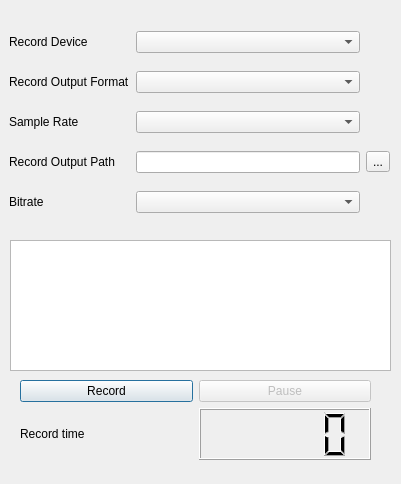
Before: the Qt Designer form windows/AudioRecorderWindow.ui in Erucolindo96/Native-Speaker, drawn with Qt 5.
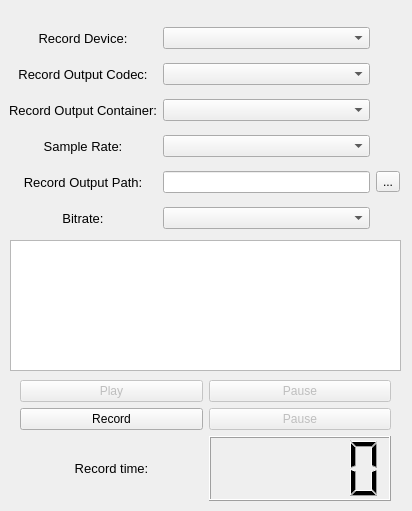
After: the same form once the commit is applied.

Commit message: Próba uniezależnienia AudioRecordera od wersji QT

The edit to the form file:
```diff
--- a/windows/AudioRecorderWindow.ui
+++ b/windows/AudioRecorderWindow.ui
@@ -6,8 +6,8 @@
    <rect>
     <x>0</x>
     <y>0</y>
-    <width>401</width>
-    <height>484</height>
+    <width>412</width>
+    <height>511</height>
    </rect>
   </property>
   <property name="windowTitle">
@@ -18,42 +18,74 @@
     <rect>
      <x>9</x>
      <y>19</y>
-     <width>381</width>
-     <height>211</height>
+     <width>391</width>
+     <height>224</height>
     </rect>
    </property>
    <layout class="QGridLayout" name="gridLayout">
-    <item row="2" column="1">
+    <item row="3" column="1">
      <widget class="QComboBox" name="comboBox_s_rate"/>
     </item>
-    <item row="3" column="0">
+    <item row="4" column="0">
      <widget class="QLabel" name="label_rec_path">
+      <property name="font">
+       <font>
+        <pointsize>10</pointsize>
+       </font>
+      </property>
       <property name="text">
-       <string>Record Output Path</string>
+       <string>Record Output Path:</string>
+      </property>
+      <property name="alignment">
+       <set>Qt::AlignCenter</set>
       </property>
      </widget>
     </item>
-    <item row="3" column="1">
+    <item row="4" column="1">
      <widget class="QLineEdit" name="lineEdit_rec_path"/>
     </item>
     <item row="0" column="0">
      <widget class="QLabel" name="label_device">
+      <property name="font">
+       <font>
+        <pointsize>10</pointsize>
+       </font>
+      </property>
       <property name="text">
-       <string>Record Device</string>
+       <string>Record Device:</string>
+      </property>
+      <property name="alignment">
+       <set>Qt::AlignCenter</set>
       </property>
      </widget>
     </item>
     <item row="1" column="0">
-     <widget class="QLabel" name="label_out_format">
+     <widget class="QLabel" name="label_out_codec">
+      <property name="font">
+       <font>
+        <pointsize>10</pointsize>
+       </font>
+      </property>
       <property name="text">
-       <string>Record Output Format</string>
+       <string>Record Output Codec:</string>
+      </property>
+      <property name="alignment">
+       <set>Qt::AlignCenter</set>
       </property>
      </widget>
     </item>
-    <item row="2" column="0">
+    <item row="3" column="0">
      <widget class="QLabel" name="label_s_rate">
+      <property name="font">
+       <font>
+        <pointsize>10</pointsize>
+       </font>
+      </property>
       <property name="text">
-       <string>Sample Rate</string>
+       <string>Sample Rate:</string>
+      </property>
+      <property name="alignment">
+       <set>Qt::AlignCenter</set>
       </property>
      </widget>
     </item>
@@ -63,23 +95,49 @@
     <item row="0" column="1">
      <widget class="QComboBox" name="comboBox_device"/>
     </item>
-    <item row="3" column="2">
+    <item row="4" column="2">
      <widget class="QToolButton" name="toolButton">
       <property name="text">
        <string>...</string>
       </property>
      </widget>
     </item>
-    <item row="4" column="0">
+    <item row="5" column="0">
      <widget class="QLabel" name="label_bitrate">
+      <property name="font">
+       <font>
+        <pointsize>10</pointsize>
+       </font>
+      </property>
       <property name="text">
-       <string>Bitrate</string>
+       <string>Bitrate:</string>
+      </property>
+      <property name="alignment">
+       <set>Qt::AlignCenter</set>
       </property>
      </widget>
     </item>
-    <item row="4" column="1">
+    <item row="5" column="1">
      <widget class="QComboBox" name="comboBox_bitrate"/>
     </item>
+    <item row="2" column="0">
+     <widget class="QLabel" name="label_out_container">
+      <property name="font">
+       <font>
+        <pointsize>10</pointsize>
+       </font>
+      </property>
+      <property name="text">
+       <string>Record Output Container:</string>
+      </property>
+      <property name="alignment">
+       <set>Qt::AlignCenter</set>
+      </property>
+     </widget>
+    </item>
+    <item row="2" column="1">
+     <widget class="QComboBox" name="comboBox_out_container"/>
+    </item>
    </layout>
   </widget>
   <widget class="QWidget" name="verticalLayoutWidget_3">
@@ -87,11 +145,38 @@
     <rect>
      <x>20</x>
      <y>380</y>
-     <width>351</width>
-     <height>80</height>
+     <width>371</width>
+     <height>121</height>
     </rect>
    </property>
    <layout class="QVBoxLayout" name="verticalLayout">
+    <item>
+     <layout class="QHBoxLayout" name="horizontalLayout">
+      <item>
+       <widget class="QPushButton" name="pushButton_play">
+        <property name="enabled">
+         <bool>false</bool>
+        </property>
+        <property name="text">
+         <string>Play</string>
+        </property>
+        <property name="checkable">
+         <bool>false</bool>
+        </property>
+       </widget>
+      </item>
+      <item>
+       <widget class="QPushButton" name="pushButton_pause_play">
+        <property name="enabled">
+         <bool>false</bool>
+        </property>
+        <property name="text">
+         <string>Pause</string>
+        </property>
+       </widget>
+      </item>
+     </layout>
+    </item>
     <item>
      <layout class="QHBoxLayout" name="horizontalLayout_3">
       <item>
@@ -117,8 +202,16 @@
      <layout class="QHBoxLayout" name="horizontalLayout_4">
       <item>
        <widget class="QLabel" name="label_rec_time">
+        <property name="font">
+         <font>
+          <pointsize>10</pointsize>
+         </font>
+        </property>
         <property name="text">
-         <string>Record time</string>
+         <string>Record time:</string>
+        </property>
+        <property name="alignment">
+         <set>Qt::AlignCenter</set>
         </property>
        </widget>
       </item>
@@ -141,7 +234,7 @@
     <rect>
      <x>10</x>
      <y>240</y>
-     <width>381</width>
+     <width>391</width>
      <height>131</height>
     </rect>
    </property>
```
Left out of the diff: 4 changed lines with no effect on the pictures. The commit also changes 2 other files.
